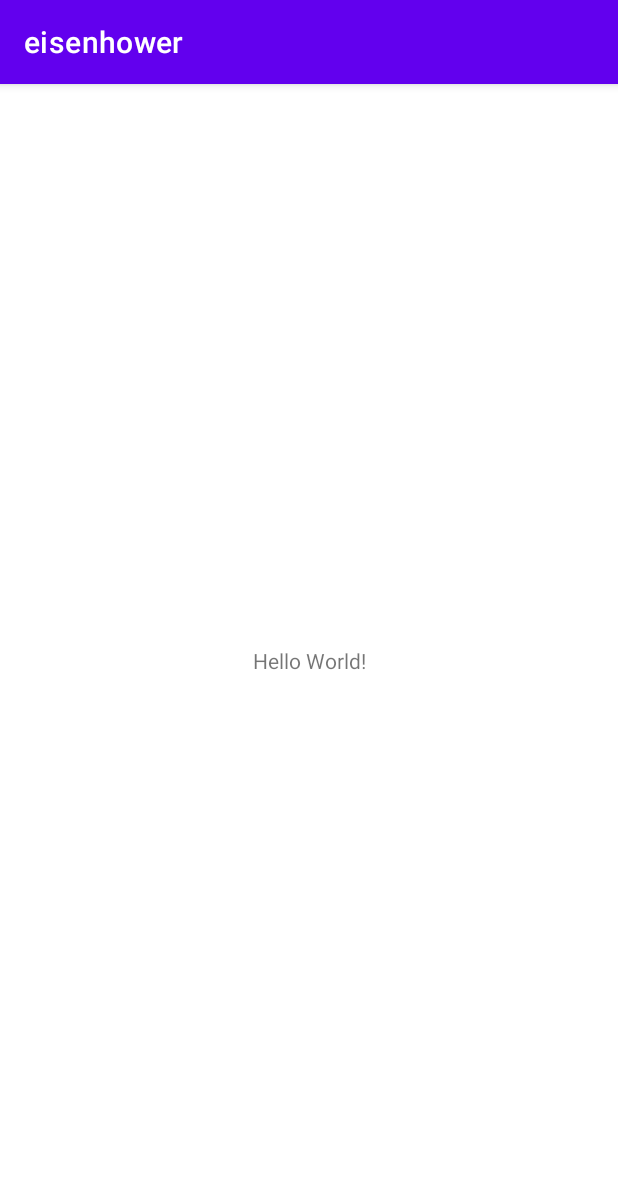
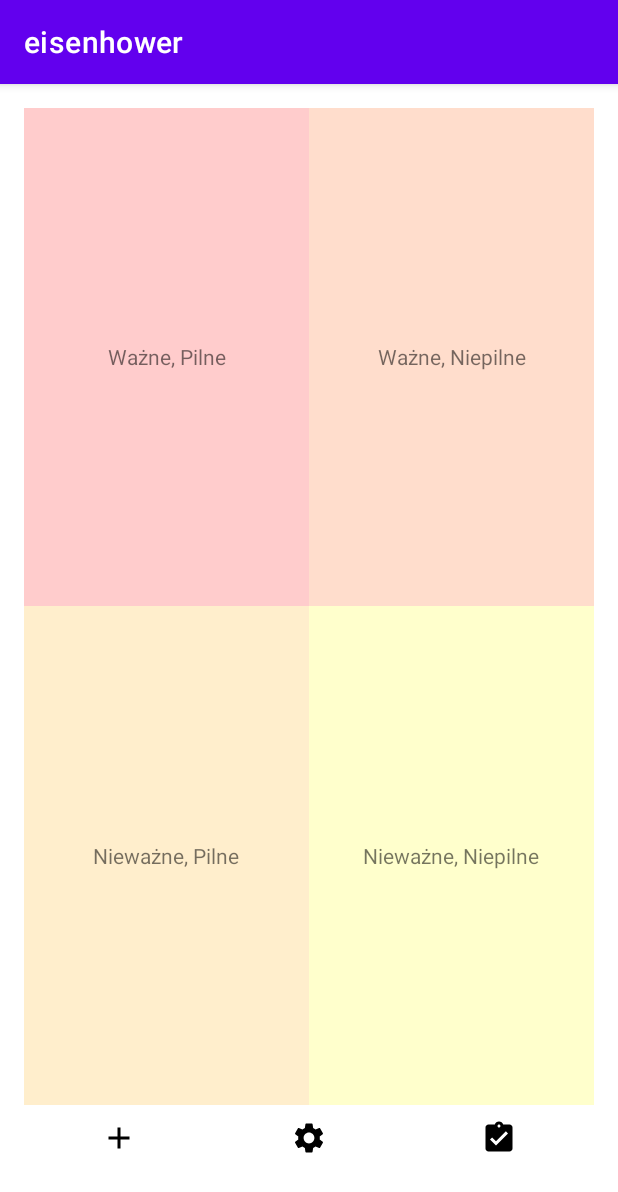
Before and after one commit to michallesz/projekt_zespolowy_implementacja, an Android app: the screen it shows after launch (MainActivity), on a phone screen of 412 x 824 dp. Shown: the top 1192 px of the screen. Run offline under Robolectric (Android 15) with nearby library versions, the phone set to English and light mode, and no system bars.

Commit message:
dodanie widoku glownego wraz z przyciskami

```diff
--- /dev/null
+++ b/app/src/main/res/drawable/baseline_add_24.xml
@@ -0,0 +1,5 @@
+<vector android:height="24dp" android:tint="#000000"
+    android:viewportHeight="24" android:viewportWidth="24"
+    android:width="24dp" xmlns:android="http://schemas.android.com/apk/res/android">
+    <path android:fillColor="@android:color/white" android:pathData="M19,13h-6v6h-2v-6H5v-2h6V5h2v6h6v2z"/>
+</vector>
--- /dev/null
+++ b/app/src/main/res/drawable/baseline_assignment_turned_in_24.xml
@@ -0,0 +1,5 @@
+<vector android:height="24dp" android:tint="#000000"
+    android:viewportHeight="24" android:viewportWidth="24"
+    android:width="24dp" xmlns:android="http://schemas.android.com/apk/res/android">
+    <path android:fillColor="@android:color/white" android:pathData="M19,3h-4.18C14.4,1.84 13.3,1 12,1c-1.3,0 -2.4,0.84 -2.82,2L5,3c-1.1,0 -2,0.9 -2,2v14c0,1.1 0.9,2 2,2h14c1.1,0 2,-0.9 2,-2L21,5c0,-1.1 -0.9,-2 -2,-2zM12,3c0.55,0 1,0.45 1,1s-0.45,1 -1,1 -1,-0.45 -1,-1 0.45,-1 1,-1zM10,17l-4,-4 1.41,-1.41L10,14.17l6.59,-6.59L18,9l-8,8z"/>
+</vector>
--- /dev/null
+++ b/app/src/main/res/drawable/baseline_settings_24.xml
@@ -0,0 +1,5 @@
+<vector android:height="24dp" android:tint="#000000"
+    android:viewportHeight="24" android:viewportWidth="24"
+    android:width="24dp" xmlns:android="http://schemas.android.com/apk/res/android">
+    <path android:fillColor="@android:color/white" android:pathData="M19.14,12.94c0.04,-0.3 0.06,-0.61 0.06,-0.94c0,-0.32 -0.02,-0.64 -0.07,-0.94l2.03,-1.58c0.18,-0.14 0.23,-0.41 0.12,-0.61l-1.92,-3.32c-0.12,-0.22 -0.37,-0.29 -0.59,-0.22l-2.39,0.96c-0.5,-0.38 -1.03,-0.7 -1.62,-0.94L14.4,2.81c-0.04,-0.24 -0.24,-0.41 -0.48,-0.41h-3.84c-0.24,0 -0.43,0.17 -0.47,0.41L9.25,5.35C8.66,5.59 8.12,5.92 7.63,6.29L5.24,5.33c-0.22,-0.08 -0.47,0 -0.59,0.22L2.74,8.87C2.62,9.08 2.66,9.34 2.86,9.48l2.03,1.58C4.84,11.36 4.8,11.69 4.8,12s0.02,0.64 0.07,0.94l-2.03,1.58c-0.18,0.14 -0.23,0.41 -0.12,0.61l1.92,3.32c0.12,0.22 0.37,0.29 0.59,0.22l2.39,-0.96c0.5,0.38 1.03,0.7 1.62,0.94l0.36,2.54c0.05,0.24 0.24,0.41 0.48,0.41h3.84c0.24,0 0.44,-0.17 0.47,-0.41l0.36,-2.54c0.59,-0.24 1.13,-0.56 1.62,-0.94l2.39,0.96c0.22,0.08 0.47,0 0.59,-0.22l1.92,-3.32c0.12,-0.22 0.07,-0.47 -0.12,-0.61L19.14,12.94zM12,15.6c-1.98,0 -3.6,-1.62 -3.6,-3.6s1.62,-3.6 3.6,-3.6s3.6,1.62 3.6,3.6S13.98,15.6 12,15.6z"/>
+</vector>
--- a/app/src/main/res/layout/activity_main.xml
+++ b/app/src/main/res/layout/activity_main.xml
@@ -1,18 +1,102 @@
 <?xml version="1.0" encoding="utf-8"?>
 <androidx.constraintlayout.widget.ConstraintLayout xmlns:android="http://schemas.android.com/apk/res/android"
     xmlns:app="http://schemas.android.com/apk/res-auto"
-    xmlns:tools="http://schemas.android.com/tools"
     android:layout_width="match_parent"
     android:layout_height="match_parent"
-    tools:context=".MainActivity">
+    android:padding="16dp">
 
-    <TextView
-        android:layout_width="wrap_content"
+    <GridLayout
+        android:id="@+id/gridLayout"
+        android:layout_width="0dp"
+        android:layout_height="0dp"
+        android:columnCount="2"
+        android:rowCount="2"
+        app:layout_constraintTop_toTopOf="parent"
+        app:layout_constraintBottom_toTopOf="@+id/addTaskButton"
+        app:layout_constraintLeft_toLeftOf="parent"
+        app:layout_constraintRight_toRightOf="parent">
+
+        <TextView
+            android:id="@+id/block1"
+            android:layout_width="0dp"
+            android:layout_height="0dp"
+            android:layout_columnWeight="1"
+            android:layout_rowWeight="1"
+            android:text="Ważne, Pilne"
+            android:gravity="center"
+            android:background="#FFCCCC"/>
+
+        <TextView
+            android:id="@+id/block2"
+            android:layout_width="0dp"
+            android:layout_height="0dp"
+            android:layout_columnWeight="1"
+            android:layout_rowWeight="1"
+            android:text="Ważne, Niepilne"
+            android:gravity="center"
+            android:background="#FFDDCC"/>
+
+        <TextView
+            android:id="@+id/block3"
+            android:layout_width="0dp"
+            android:layout_height="0dp"
+            android:layout_columnWeight="1"
+            android:layout_rowWeight="1"
+            android:text="Nieważne, Pilne"
+            android:gravity="center"
+            android:background="#FFEECC"/>
+
+        <TextView
+            android:id="@+id/block4"
+            android:layout_width="0dp"
+            android:layout_height="0dp"
+            android:layout_columnWeight="1"
+            android:layout_rowWeight="1"
+            android:text="Nieważne, Niepilne"
+            android:gravity="center"
+            android:background="#FFFFCC"/>
+
+
+    </GridLayout>
+
+    <Button
+        android:id="@+id/addTaskButton"
+        android:layout_width="0dp"
         android:layout_height="wrap_content"
-        android:text="Hello World!"
+        android:layout_weight="1"
+        android:background="@android:color/transparent"
+        android:drawableTop="@drawable/baseline_add_24"
+        android:drawablePadding="-20dp"
         app:layout_constraintBottom_toBottomOf="parent"
-        app:layout_constraintEnd_toEndOf="parent"
-        app:layout_constraintStart_toStartOf="parent"
-        app:layout_constraintTop_toTopOf="parent" />
+        app:layout_constraintLeft_toLeftOf="parent"
+        app:layout_constraintRight_toLeftOf="@+id/settingsButton"
+        app:layout_constraintHorizontal_weight="1"/>
+
+    <Button
+        android:id="@+id/settingsButton"
+        android:layout_width="0dp"
+        android:layout_height="wrap_content"
+        android:layout_weight="1"
+        android:background="@android:color/transparent"
+        android:drawableTop="@drawable/baseline_settings_24"
+        android:drawablePadding="-20dp"
+        app:layout_constraintBottom_toBottomOf="parent"
+        app:layout_constraintLeft_toRightOf="@+id/addTaskButton"
+        app:layout_constraintRight_toLeftOf="@+id/completedTasksButton"
+        app:layout_constraintHorizontal_weight="1"/>
+
+    <Button
+        android:id="@+id/completedTasksButton"
+        android:layout_width="0dp"
+        android:layout_height="wrap_content"
+        android:layout_weight="1"
+        android:background="@android:color/transparent"
+        android:drawableTop="@drawable/baseline_assignment_turned_in_24"
+        android:drawablePadding="-20dp"
+        app:layout_constraintBottom_toBottomOf="parent"
+        app:layout_constraintLeft_toRightOf="@+id/settingsButton"
+        app:layout_constraintRight_toRightOf="parent"
+        app:layout_constraintHorizontal_weight="1"/>
+
 
 </androidx.constraintlayout.widget.ConstraintLayout>
```
